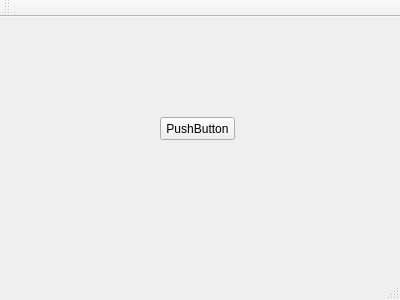
First picture: the form in mainwindow.ui, repository ahernandez93/ProyectoPrograIII, before the edit.
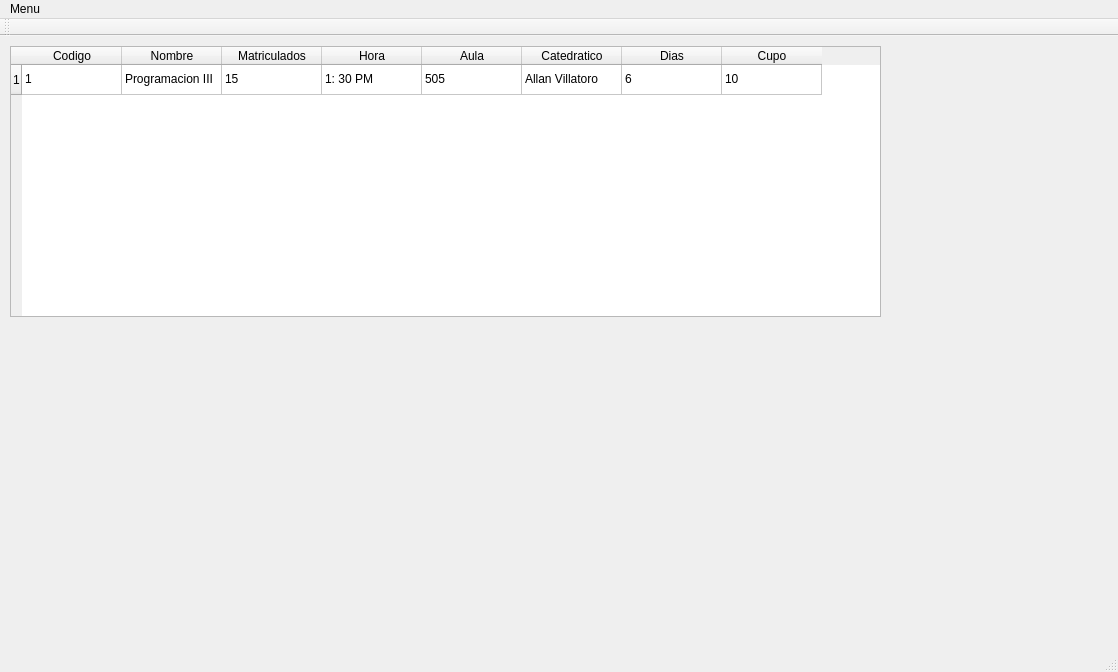
Second picture: the form after the edit.

Commit message:
13/06/2016 Cambios Formulario
Modifique el destructor de clase
Agregue el menu al formulario
Agregue una tabla para clase

The edit to the form file:
```diff
--- a/mainwindow.ui
+++ b/mainwindow.ui
@@ -6,26 +6,108 @@
    <rect>
     <x>0</x>
     <y>0</y>
-    <width>400</width>
-    <height>300</height>
+    <width>1118</width>
+    <height>672</height>
    </rect>
   </property>
   <property name="windowTitle">
    <string>MainWindow</string>
   </property>
   <widget class="QWidget" name="centralWidget">
-   <widget class="QPushButton" name="pushButton">
+   <widget class="QTableWidget" name="TClases">
     <property name="geometry">
      <rect>
-      <x>160</x>
-      <y>100</y>
-      <width>75</width>
-      <height>23</height>
+      <x>10</x>
+      <y>10</y>
+      <width>871</width>
+      <height>271</height>
      </rect>
     </property>
-    <property name="text">
-     <string>PushButton</string>
-    </property>
+    <row>
+     <property name="text">
+      <string>1</string>
+     </property>
+    </row>
+    <column>
+     <property name="text">
+      <string>Codigo</string>
+     </property>
+    </column>
+    <column>
+     <property name="text">
+      <string>Nombre</string>
+     </property>
+    </column>
+    <column>
+     <property name="text">
+      <string>Matriculados</string>
+     </property>
+    </column>
+    <column>
+     <property name="text">
+      <string>Hora</string>
+     </property>
+    </column>
+    <column>
+     <property name="text">
+      <string>Aula</string>
+     </property>
+    </column>
+    <column>
+     <property name="text">
+      <string>Catedratico</string>
+     </property>
+    </column>
+    <column>
+     <property name="text">
+      <string>Dias</string>
+     </property>
+    </column>
+    <column>
+     <property name="text">
+      <string>Cupo</string>
+     </property>
+    </column>
+    <item row="0" column="0">
+     <property name="text">
+      <string>1</string>
+     </property>
+    </item>
+    <item row="0" column="1">
+     <property name="text">
+      <string>Programacion III</string>
+     </property>
+    </item>
+    <item row="0" column="2">
+     <property name="text">
+      <string>15</string>
+     </property>
+    </item>
+    <item row="0" column="3">
+     <property name="text">
+      <string>1: 30 PM</string>
+     </property>
+    </item>
+    <item row="0" column="4">
+     <property name="text">
+      <string>505</string>
+     </property>
+    </item>
+    <item row="0" column="5">
+     <property name="text">
+      <string>Allan Villatoro</string>
+     </property>
+    </item>
+    <item row="0" column="6">
+     <property name="text">
+      <string>6</string>
+     </property>
+    </item>
+    <item row="0" column="7">
+     <property name="text">
+      <string>10</string>
+     </property>
+    </item>
    </widget>
   </widget>
   <widget class="QMenuBar" name="menuBar">
@@ -33,10 +115,23 @@
     <rect>
      <x>0</x>
      <y>0</y>
-     <width>400</width>
+     <width>1118</width>
      <height>21</height>
     </rect>
    </property>
+   <widget class="QMenu" name="menuMenu">
+    <property name="title">
+     <string>Menu</string>
+    </property>
+    <addaction name="actionAbrir_archivo_de_Clases"/>
+    <addaction name="actionGuardar_Archivo_de_Clases"/>
+    <addaction name="separator"/>
+    <addaction name="actionAbri_Archivo_de_Laboratorios"/>
+    <addaction name="actionGuardar_Archivo_de_Laboratorio"/>
+    <addaction name="separator"/>
+    <addaction name="actionSalir"/>
+   </widget>
+   <addaction name="menuMenu"/>
   </widget>
   <widget class="QToolBar" name="mainToolBar">
    <attribute name="toolBarArea">
```
Left out of the diff: 25 changed lines with no effect on the pictures. The commit also changes 2 other files.
